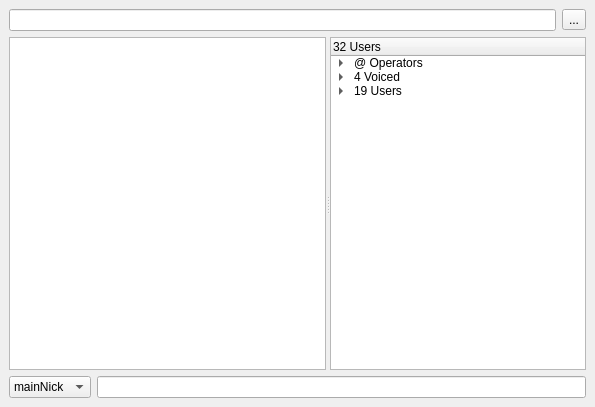
Above: gui/channelwidget.ui from quassel/quassel before the change. Below: the same form after it.
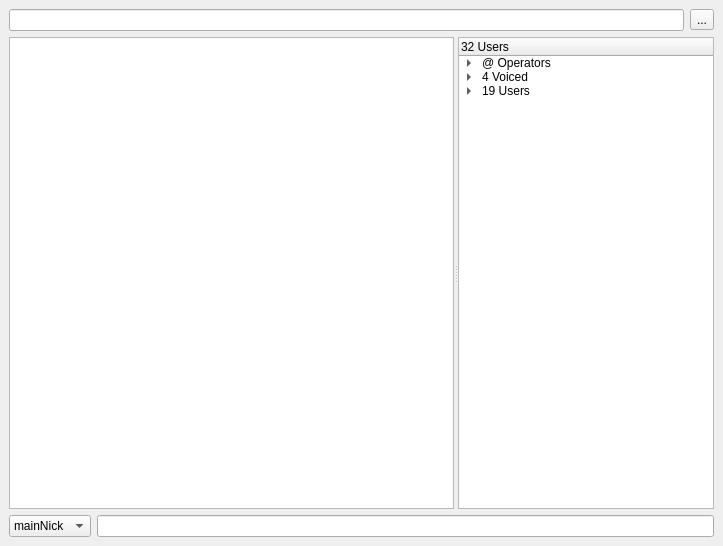
That is the form after the change.

Commit message: * Use Haui's new channelwidget. Yeah, it's still just a telnet client, but it looks prettier now. * Save/Restore MainWin size and pos.

Diff of the .ui file:
```diff
--- a/gui/channelwidget.ui
+++ b/gui/channelwidget.ui
@@ -1,12 +1,12 @@
 <ui version="4.0" >
- <class>ChannelWin</class>
- <widget class="QWidget" name="ChannelWin" >
+ <class>ChannelWidget</class>
+ <widget class="QWidget" name="ChannelWidget" >
   <property name="geometry" >
    <rect>
     <x>0</x>
     <y>0</y>
-    <width>595</width>
-    <height>407</height>
+    <width>723</width>
+    <height>546</height>
    </rect>
   </property>
   <property name="contextMenuPolicy" >
@@ -15,17 +15,9 @@
   <property name="windowTitle" >
    <string>YourNickname #quassel Network: The Topic</string>
   </property>
-  <layout class="QGridLayout" >
-   <property name="margin" >
-    <number>9</number>
-   </property>
-   <property name="spacing" >
-    <number>6</number>
-   </property>
-   <item row="0" column="0" >
     <layout class="QVBoxLayout" >
      <property name="margin" >
-      <number>0</number>
+    <number>9</number>
      </property>
      <property name="spacing" >
       <number>6</number>
@@ -39,10 +31,10 @@
         <number>6</number>
        </property>
        <item>
-        <widget class="QLineEdit" name="lineEdit_2" />
+      <widget class="QLineEdit" name="topicEdit" />
        </item>
        <item>
-        <widget class="QToolButton" name="toolButton" >
+      <widget class="QToolButton" name="chanSettingsButton" >
          <property name="windowModality" >
           <enum>Qt::NonModal</enum>
          </property>
@@ -80,7 +72,7 @@
        <property name="orientation" >
         <enum>Qt::Horizontal</enum>
        </property>
-       <widget class="QTextBrowser" name="textBrowser" >
+     <widget class="QTextBrowser" name="chatWidget" >
         <property name="sizePolicy" >
          <sizepolicy>
           <hsizetype>7</hsizetype>
@@ -90,7 +82,7 @@
          </sizepolicy>
         </property>
        </widget>
-       <widget class="QTreeWidget" name="treeWidget" >
+     <widget class="QTreeWidget" name="nickTree" >
         <property name="sizePolicy" >
          <sizepolicy>
           <hsizetype>3</hsizetype>
@@ -108,6 +100,12 @@
         <property name="textElideMode" >
          <enum>Qt::ElideRight</enum>
         </property>
+      <property name="sortingEnabled" >
+       <bool>false</bool>
+      </property>
+      <property name="animated" >
+       <bool>true</bool>
+      </property>
         <property name="columnCount" >
          <number>1</number>
         </property>
@@ -122,12 +120,12 @@
          </property>
          <item>
           <property name="text" >
-           <string>New Item</string>
+         <string>New Sub Item</string>
           </property>
          </item>
          <item>
           <property name="text" >
-           <string>New Sub Item</string>
+         <string>New Item</string>
           </property>
          </item>
          <item>
@@ -193,7 +191,7 @@
         <number>6</number>
        </property>
        <item>
-        <widget class="QComboBox" name="comboBox" >
+      <widget class="QComboBox" name="ownNick" >
          <item>
           <property name="text" >
            <string>mainNick</string>
@@ -207,9 +205,7 @@
         </widget>
        </item>
        <item>
-        <widget class="QLineEdit" name="lineEdit" />
-       </item>
-      </layout>
+      <widget class="QLineEdit" name="inputEdit" />
      </item>
     </layout>
    </item>
```
Left out of the diff: 4 changed lines with no effect on the pictures. Lines whose indentation alone changed are shown as unchanged. The commit also changes 5 other files.
